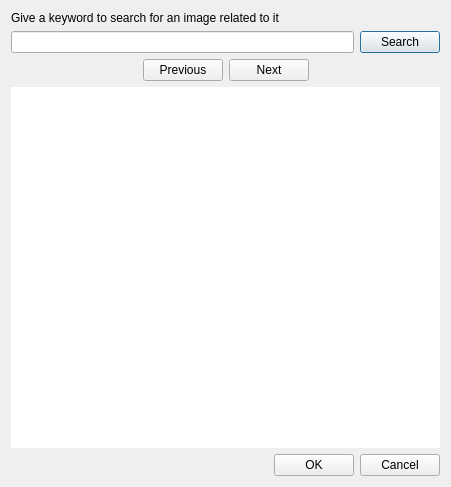
Qt form plugins/google_images.ui (KDE/parley) before a commit.
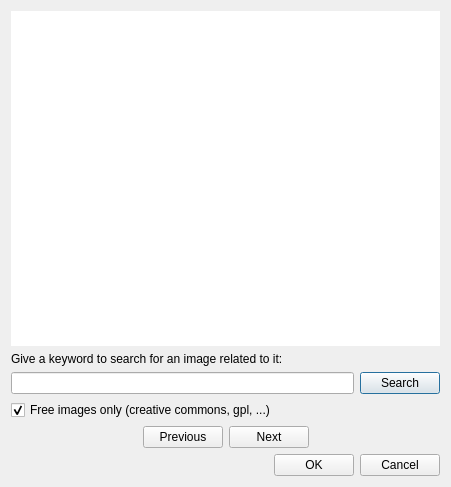
The same form after that commit.

Commit message: add a checkbox to only search for free images cleanup and simplify

Patch:
```diff
--- a/plugins/google_images.ui
+++ b/plugins/google_images.ui
@@ -14,7 +14,29 @@
   </property>
   <layout class="QVBoxLayout" name="verticalLayout_3" >
    <item>
-    <layout class="QVBoxLayout" name="verticalLayout_2" >
+    <widget class="QLabel" name="imageLabel">
+     <property name="sizePolicy">
+      <sizepolicy hsizetype="Preferred" vsizetype="Expanding">
+       <horstretch>0</horstretch>
+       <verstretch>0</verstretch>
+      </sizepolicy>
+     </property>
+     <property name="minimumSize">
+      <size>
+       <width>0</width>
+       <height>0</height>
+      </size>
+     </property>
+     <property name="styleSheet">
+      <string notr="true">background-color: rgb(255, 255, 255);</string>
+     </property>
+     <property name="text">
+      <string/>
+     </property>
+    </widget>
+   </item>
+   <item>
+    <layout class="QVBoxLayout" name="verticalLayout_2">
      <item>
       <layout class="QVBoxLayout" name="verticalLayout" >
        <item>
@@ -25,8 +47,8 @@
            <verstretch>0</verstretch>
           </sizepolicy>
          </property>
-         <property name="text" >
-          <string>Give a keyword to search for an image related to it</string>
+         <property name="text">
+          <string>Give a keyword to search for an image related to it:</string>
          </property>
         </widget>
        </item>
@@ -47,7 +69,17 @@
       </layout>
      </item>
      <item>
-      <layout class="QHBoxLayout" name="horizontalLayout_2" >
+      <widget class="QCheckBox" name="freeImageCheckBox">
+       <property name="text">
+        <string>Free images only (creative commons, gpl, ...)</string>
+       </property>
+       <property name="checked">
+        <bool>true</bool>
+       </property>
+      </widget>
+     </item>
+     <item>
+      <layout class="QHBoxLayout" name="horizontalLayout_2">
        <item>
         <spacer name="horizontalSpacer_2" >
          <property name="orientation" >
@@ -102,28 +134,6 @@
        </item>
       </layout>
      </item>
-     <item>
-      <widget class="QLabel" name="imageLabel" >
-       <property name="sizePolicy" >
-        <sizepolicy vsizetype="Expanding" hsizetype="Preferred" >
-         <horstretch>0</horstretch>
-         <verstretch>0</verstretch>
-        </sizepolicy>
-       </property>
-       <property name="minimumSize" >
-        <size>
-         <width>0</width>
-         <height>0</height>
-        </size>
-       </property>
-       <property name="styleSheet" >
-        <string notr="true" >background-color: rgb(255, 255, 255);</string>
-       </property>
-       <property name="text" >
-        <string/>
-       </property>
-      </widget>
-     </item>
     </layout>
    </item>
    <item>
```
Left out of the diff: 75 changed lines with no effect on the pictures. The commit also changes 1 other file.
